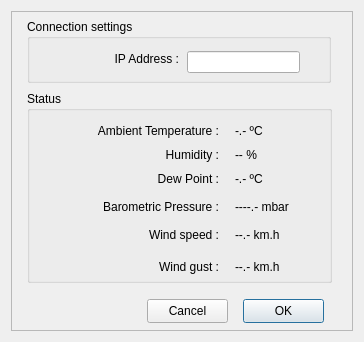
Qt form SoloCloudwatcher.ui (rpineau/SoloCloudwatcher) before a commit.
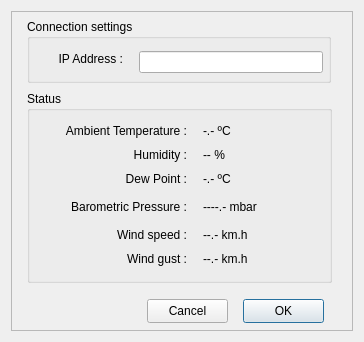
The same form after that commit. Custom widgets are drawn as their Qt base class.

```diff
--- a/SoloCloudwatcher.ui
+++ b/SoloCloudwatcher.ui
@@ -105,7 +105,7 @@
       <widget class="QLabel" name="label_15">
        <property name="geometry">
         <rect>
-         <x>48</x>
+         <x>16</x>
          <y>32</y>
          <width>144</width>
          <height>16</height>
@@ -121,7 +121,7 @@
       <widget class="QLabel" name="label_16">
        <property name="geometry">
         <rect>
-         <x>104</x>
+         <x>72</x>
          <y>56</y>
          <width>88</width>
          <height>16</height>
@@ -137,7 +137,7 @@
       <widget class="QLabel" name="label_17">
        <property name="geometry">
         <rect>
-         <x>104</x>
+         <x>72</x>
          <y>80</y>
          <width>88</width>
          <height>16</height>
@@ -153,9 +153,9 @@
       <widget class="QLabel" name="temperature">
        <property name="geometry">
         <rect>
-         <x>208</x>
+         <x>176</x>
          <y>32</y>
-         <width>64</width>
+         <width>112</width>
          <height>16</height>
         </rect>
        </property>
@@ -169,9 +169,9 @@
       <widget class="QLabel" name="humidity">
        <property name="geometry">
         <rect>
-         <x>208</x>
+         <x>176</x>
          <y>56</y>
-         <width>64</width>
+         <width>112</width>
          <height>16</height>
         </rect>
        </property>
@@ -185,9 +185,9 @@
       <widget class="QLabel" name="dewPoint">
        <property name="geometry">
         <rect>
-         <x>208</x>
+         <x>176</x>
          <y>80</y>
-         <width>64</width>
+         <width>112</width>
          <height>16</height>
         </rect>
        </property>
@@ -201,7 +201,7 @@
       <widget class="QLabel" name="label_23">
        <property name="geometry">
         <rect>
-         <x>48</x>
+         <x>16</x>
          <y>104</y>
          <width>144</width>
          <height>24</height>
@@ -217,9 +217,9 @@
       <widget class="QLabel" name="pressure">
        <property name="geometry">
         <rect>
-         <x>208</x>
+         <x>176</x>
          <y>104</y>
-         <width>80</width>
+         <width>112</width>
          <height>24</height>
         </rect>
        </property>
@@ -233,9 +233,9 @@
       <widget class="QLabel" name="label_2">
        <property name="geometry">
         <rect>
-         <x>8</x>
+         <x>24</x>
          <y>136</y>
-         <width>184</width>
+         <width>136</width>
          <height>16</height>
         </rect>
        </property>
@@ -249,9 +249,9 @@
       <widget class="QLabel" name="windSpeed">
        <property name="geometry">
         <rect>
-         <x>208</x>
+         <x>176</x>
          <y>136</y>
-         <width>80</width>
+         <width>112</width>
          <height>16</height>
         </rect>
        </property>
@@ -265,9 +265,9 @@
       <widget class="QLabel" name="label_4">
        <property name="geometry">
         <rect>
-         <x>16</x>
-         <y>168</y>
-         <width>176</width>
+         <x>56</x>
+         <y>160</y>
+         <width>104</width>
          <height>16</height>
         </rect>
        </property>
@@ -281,9 +281,9 @@
       <widget class="QLabel" name="windGust">
        <property name="geometry">
         <rect>
-         <x>208</x>
-         <y>168</y>
-         <width>80</width>
+         <x>176</x>
+         <y>160</y>
+         <width>112</width>
          <height>16</height>
         </rect>
        </property>
@@ -310,9 +310,9 @@
       <widget class="QLabel" name="label_6">
        <property name="geometry">
         <rect>
-         <x>56</x>
+         <x>8</x>
          <y>32</y>
-         <width>96</width>
+         <width>88</width>
          <height>16</height>
         </rect>
        </property>
@@ -326,9 +326,9 @@
       <widget class="QLineEdit" name="IPAddress">
        <property name="geometry">
         <rect>
-         <x>160</x>
+         <x>112</x>
          <y>32</y>
-         <width>113</width>
+         <width>184</width>
          <height>22</height>
         </rect>
        </property>
```
